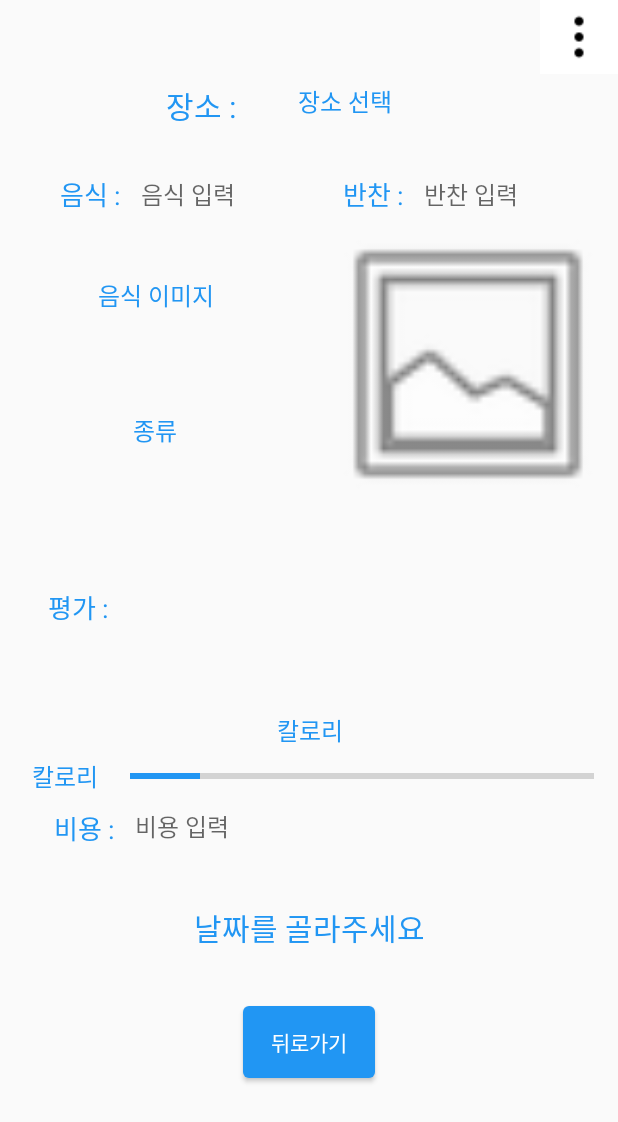
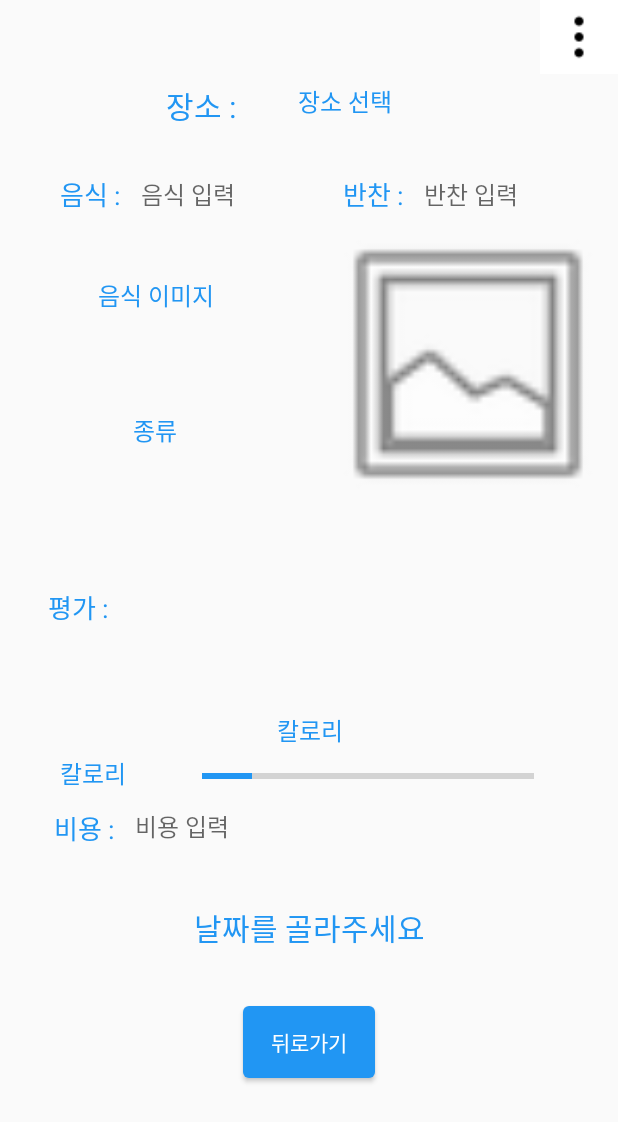
Before and after one commit to 99apollo/MobileSoftware, an Android app: the layout view_recyclerview_click.xml on its own in the app's theme, with its tools: preview values and no code run, on a phone screen of 412 x 824 dp. Shown: the top 1122 px of the screen. Run offline under Robolectric (Android 15) with nearby library versions, the phone set to English and light mode, and no system bars.

Commit message:
수정본1128

```diff
--- a/app/src/main/java/com/example/myapplication/CalendarTest.java
+++ b/app/src/main/java/com/example/myapplication/CalendarTest.java
@@ -128,7 +128,7 @@ public class CalendarTest extends AppCompatActivity {
             if (!entry.getKey().startsWith("data_set_")) {
                 continue;
             }
-            Log.e("시발 : ",foodDataJson+" key "+entry.getKey());
+            Log.e("test : ",foodDataJson+" key "+entry.getKey());
             FoodData foodData = new Gson().fromJson(foodDataJson, FoodData.class);
             foodDataList.add(foodData);
         }
--- a/app/src/main/res/layout/view_recyclerview_click.xml
+++ b/app/src/main/res/layout/view_recyclerview_click.xml
@@ -14,12 +14,12 @@
         app:layout_constraintTop_toTopOf="parent">
 
         <ImageButton
+            android:id="@+id/menu_icon"
             android:layout_width="52dp"
             android:layout_height="49dp"
+            android:background="@color/white"
             android:src="@drawable/test"
-            android:id="@+id/menu_icon"
             android:text="메뉴"
-            android:background="@color/white"
             app:layout_constraintEnd_toEndOf="parent"
             app:layout_constraintTop_toTopOf="parent" />
 
@@ -37,10 +37,10 @@
         app:layout_constraintVertical_bias="0.07">
 
         <TextView
+            style="@style/AppTextView"
             android:layout_width="wrap_content"
             android:layout_height="match_parent"
             android:text="장소 : "
-            style="@style/AppTextView"
             android:textSize="20sp"
             app:layout_constraintBottom_toBottomOf="parent"
             app:layout_constraintEnd_toStartOf="@+id/viewPlace"
@@ -51,10 +51,10 @@
 
         <TextView
             android:id="@+id/viewPlace"
+            style="@style/AppTextView"
             android:layout_width="wrap_content"
             android:layout_height="wrap_content"
             android:text="장소 선택"
-            style="@style/AppTextView"
             app:layout_constraintBottom_toBottomOf="parent"
             app:layout_constraintEnd_toEndOf="parent"
             app:layout_constraintHorizontal_bias="0.569"
@@ -73,16 +73,15 @@
         app:layout_constraintHorizontal_bias="1.0"
         app:layout_constraintStart_toStartOf="parent"
         app:layout_constraintTop_toBottomOf="@+id/constraintLayout"
-        app:layout_constraintVertical_bias="0.043"
-        >
+        app:layout_constraintVertical_bias="0.043">
 
         <TextView
             android:id="@+id/textView"
+            style="@style/AppTextView"
             android:layout_width="wrap_content"
             android:layout_height="wrap_content"
             android:layout_marginStart="40dp"
             android:text="음식 : "
-            style="@style/AppTextView"
             android:textSize="17sp"
             app:layout_constraintBottom_toBottomOf="parent"
             app:layout_constraintStart_toStartOf="parent"
@@ -90,22 +89,22 @@
 
         <TextView
             android:id="@+id/food_text"
+            style="@style/AppTextView"
             android:layout_width="wrap_content"
             android:layout_height="wrap_content"
             android:layout_marginStart="10dp"
             android:hint="음식 입력"
-            style="@style/AppTextView"
             app:layout_constraintBottom_toBottomOf="parent"
             app:layout_constraintStart_toEndOf="@+id/textView"
             app:layout_constraintTop_toTopOf="parent" />
 
         <TextView
             android:id="@+id/textView2"
+            style="@style/AppTextView"
             android:layout_width="wrap_content"
             android:layout_height="wrap_content"
             android:layout_marginStart="72dp"
             android:text="반찬 : "
-            style="@style/AppTextView"
             android:textSize="17sp"
 
             app:layout_constraintBottom_toBottomOf="parent"
@@ -114,11 +113,11 @@
 
         <TextView
             android:id="@+id/sub_text"
+            style="@style/AppTextView"
             android:layout_width="wrap_content"
             android:layout_height="wrap_content"
             android:layout_marginStart="10dp"
             android:hint="반찬 입력"
-            style="@style/AppTextView"
             app:layout_constraintBottom_toBottomOf="parent"
             app:layout_constraintStart_toEndOf="@+id/textView2"
             app:layout_constraintTop_toTopOf="parent" />
@@ -139,11 +138,11 @@
 
         <TextView
             android:id="@+id/textView1"
+            style="@style/AppTextView"
             android:layout_width="wrap_content"
             android:layout_height="wrap_content"
             android:layout_marginStart="40dp"
             android:text="음료 : "
-            style="@style/AppTextView"
             android:textSize="17sp"
             app:layout_constraintBottom_toBottomOf="parent"
             app:layout_constraintStart_toStartOf="parent"
@@ -151,11 +150,11 @@
 
         <TextView
             android:id="@+id/drink_click"
+            style="@style/AppTextView"
             android:layout_width="wrap_content"
             android:layout_height="wrap_content"
             android:layout_marginStart="10dp"
             android:text="음료 입력"
-            style="@style/AppTextView"
             app:layout_constraintStart_toEndOf="@+id/textView1"
             app:layout_constraintTop_toTopOf="parent" />
 
@@ -172,10 +171,10 @@
 
         <TextView
             android:id="@+id/textView3"
+            style="@style/AppTextView"
             android:layout_width="wrap_content"
             android:layout_height="match_parent"
             android:text="음식 이미지"
-            style="@style/AppTextView"
             app:layout_constraintBottom_toBottomOf="parent"
             app:layout_constraintEnd_toEndOf="parent"
             app:layout_constraintHorizontal_bias="0.195"
@@ -195,11 +194,11 @@
 
         <TextView
             android:id="@+id/typeText"
+            style="@style/AppTextView"
             android:layout_width="wrap_content"
             android:layout_height="wrap_content"
             android:layout_marginBottom="44dp"
             android:text="종류"
-            style="@style/AppTextView"
             app:layout_constraintBottom_toBottomOf="parent"
             app:layout_constraintEnd_toStartOf="@+id/imageView"
             app:layout_constraintHorizontal_bias="0.487"
@@ -218,11 +217,11 @@
 
         <TextView
             android:id="@+id/textView4"
+            style="@style/AppTextView"
             android:layout_width="wrap_content"
             android:layout_height="wrap_content"
             android:layout_marginStart="32dp"
             android:text="평가 : "
-            style="@style/AppTextView"
             android:textSize="17sp"
             app:layout_constraintBottom_toBottomOf="parent"
             app:layout_constraintStart_toStartOf="parent"
@@ -230,16 +229,16 @@
 
         <TextView
             android:id="@+id/evaluationText"
-            android:layout_width="308dp"
-            android:layout_height="31dp"
+            style="@style/AppTextView"
+            android:layout_width="276dp"
+            android:layout_height="29dp"
             android:layout_marginStart="10dp"
-            style="@style/AppTextView"
             app:layout_constraintBottom_toBottomOf="parent"
             app:layout_constraintEnd_toEndOf="parent"
-            app:layout_constraintHorizontal_bias="1.0"
+            app:layout_constraintHorizontal_bias="0.163"
             app:layout_constraintStart_toEndOf="@+id/textView4"
             app:layout_constraintTop_toTopOf="parent"
-            app:layout_constraintVertical_bias="0.496" />
+            app:layout_constraintVertical_bias="0.505" />
 
     </androidx.constraintlayout.widget.ConstraintLayout>
 
@@ -266,11 +265,11 @@
 
         <TextView
             android:id="@+id/textView5"
+            style="@style/AppTextView"
             android:layout_width="wrap_content"
             android:layout_height="wrap_content"
             android:layout_marginStart="36dp"
             android:text="비용 : "
-            style="@style/AppTextView"
             android:textSize="17sp"
             app:layout_constraintBottom_toBottomOf="parent"
             app:layout_constraintStart_toStartOf="parent"
@@ -279,11 +278,11 @@
 
         <TextView
             android:id="@+id/costText"
+            style="@style/AppTextView"
             android:layout_width="0dp"
             android:layout_height="wrap_content"
             android:layout_marginStart="10dp"
             android:hint="비용 입력"
-            style="@style/AppTextView"
             app:layout_constraintBottom_toBottomOf="parent"
             app:layout_constraintEnd_toEndOf="parent"
             app:layout_constraintHorizontal_bias="1.0"
@@ -296,52 +295,53 @@
 
     <TextView
         android:id="@+id/textView7"
+        style="@style/AppTextView"
         android:layout_width="wrap_content"
         android:layout_height="wrap_content"
         android:layout_marginTop="8dp"
         android:text="칼로리"
-        style="@style/AppTextView"
         app:layout_constraintEnd_toEndOf="parent"
         app:layout_constraintHorizontal_bias="0.502"
         app:layout_constraintStart_toStartOf="parent"
         app:layout_constraintTop_toBottomOf="@+id/constraintLayout4" />
 
+
     <ProgressBar
         android:id="@+id/progressBar"
         style="?android:attr/progressBarStyleHorizontal"
-        android:layout_width="309dp"
-        android:layout_height="17dp"
+        android:layout_width="221dp"
+        android:layout_height="20dp"
         android:layout_centerVertical="true"
-        android:layout_marginTop="8dp"
         android:max="2000"
         android:progress="300"
         android:progressTint="@color/colorPrimary"
-        app:layout_constraintBottom_toTopOf="@+id/constraintLayout5"
+        app:layout_constraintBottom_toBottomOf="@+id/cal_setting"
         app:layout_constraintEnd_toEndOf="parent"
-        app:layout_constraintHorizontal_bias="0.843"
-        app:layout_constraintStart_toStartOf="parent"
-        app:layout_constraintTop_toBottomOf="@+id/textView7"
-        app:layout_constraintVertical_bias="0.15" />
+        app:layout_constraintHorizontal_bias="0.474"
+        app:layout_constraintStart_toEndOf="@+id/cal_setting"
+        app:layout_constraintTop_toTopOf="@+id/cal_setting"
+        app:layout_constraintVertical_bias="1.0" />
 
     <TextView
         android:id="@+id/cal_setting"
+        style="@style/AppTextView"
         android:layout_width="wrap_content"
         android:layout_height="wrap_content"
         android:text="칼로리"
-        style="@style/AppTextView"
-        app:layout_constraintBottom_toBottomOf="@+id/progressBar"
-        app:layout_constraintEnd_toStartOf="@+id/progressBar"
+        app:layout_constraintBottom_toTopOf="@+id/constraintLayout5"
+        app:layout_constraintEnd_toEndOf="parent"
+        app:layout_constraintHorizontal_bias="0.109"
         app:layout_constraintStart_toStartOf="parent"
-        app:layout_constraintTop_toTopOf="@+id/progressBar" />
-
+        app:layout_constraintTop_toBottomOf="@+id/textView7"
+        app:layout_constraintVertical_bias="0.312" />
 
     <Button
         android:id="@+id/backButton"
+        style="@style/AppButton"
         android:layout_width="wrap_content"
         android:layout_height="wrap_content"
+
         android:text="뒤로가기"
-
-        style="@style/AppButton"
         app:layout_constraintBottom_toBottomOf="parent"
         app:layout_constraintEnd_toEndOf="parent"
         app:layout_constraintStart_toStartOf="parent"
@@ -349,11 +349,11 @@
 
     <TextView
         android:id="@+id/date_info"
+        style="@style/AppTextView"
         android:layout_width="wrap_content"
         android:layout_height="wrap_content"
         android:text="날짜를 골라주세요"
         android:textSize="20sp"
-        style="@style/AppTextView"
         app:layout_constraintBottom_toTopOf="@+id/backButton"
         app:layout_constraintEnd_toEndOf="parent"
         app:layout_constraintStart_toStartOf="parent"
```
Also changed, not shown: app/src/main/java/com/example/myapplication/FoodView.java (+57 -0 lines), app/src/main/res/layout/food_input_layout.xml (+8 -7 lines), app/src/main/res/layout/view_test_layout.xml (+8 -8 lines).
